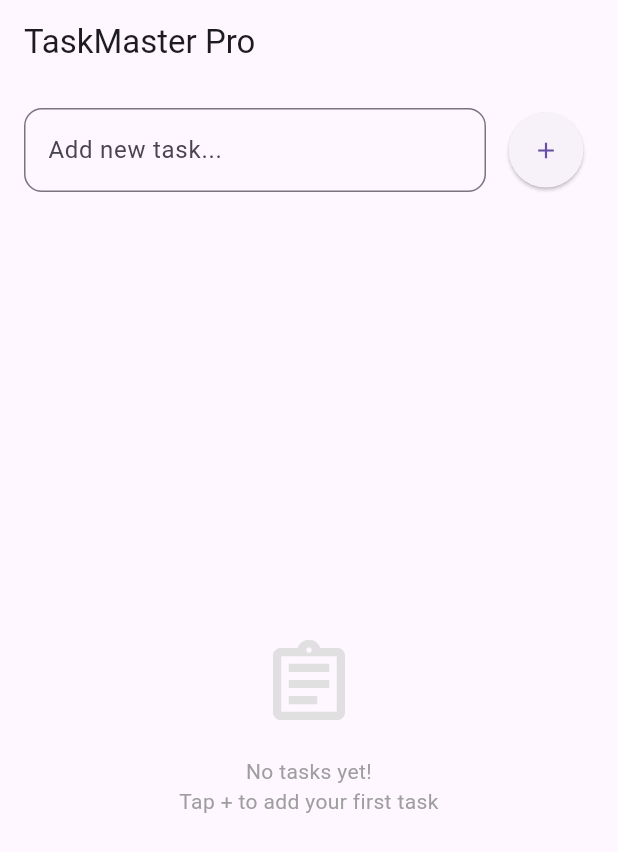
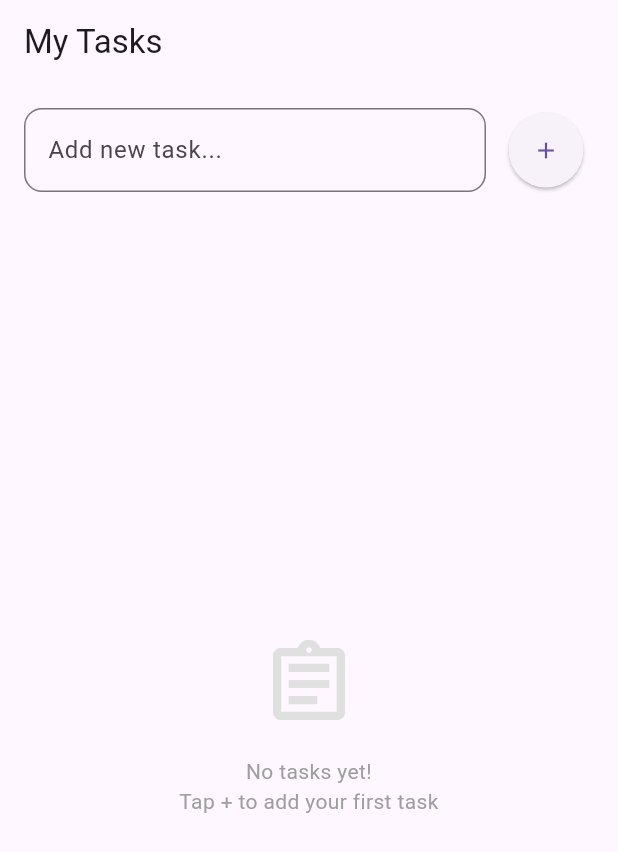
Before and after one commit to kshitijraj-06/mytask, a Flutter app: the screen it shows after launch, on a phone screen of 412 x 824 dp. Shown: the top 852 px of the screen. Run offline on Flutter 3.47's test engine with Material 3 defaults, Android fonts, the phone set to English and light mode, and no system bars; our stand-ins replace flutter_local_notifications, get, get_storage, timezone.

Commit message:
final commit

```diff
--- a/lib/homepage.dart
+++ b/lib/homepage.dart
@@ -11,7 +11,7 @@ class HomePage extends StatelessWidget {
   Widget build(BuildContext context) {
     return Scaffold(
       appBar: AppBar(
-        title: const Text('TaskMaster Pro'),
+        title: const Text('My Tasks'),
         actions: [
           Obx(() => AnimatedSwitcher(
             duration: const Duration(milliseconds: 300),
--- a/lib/main.dart
+++ b/lib/main.dart
@@ -18,6 +18,7 @@ class MytaskApp extends StatelessWidget{
   @override
   Widget build(BuildContext context) {
     return GetMaterialApp(
+      title: 'My Tasks',
       home: HomePage()
     );
   }
```
